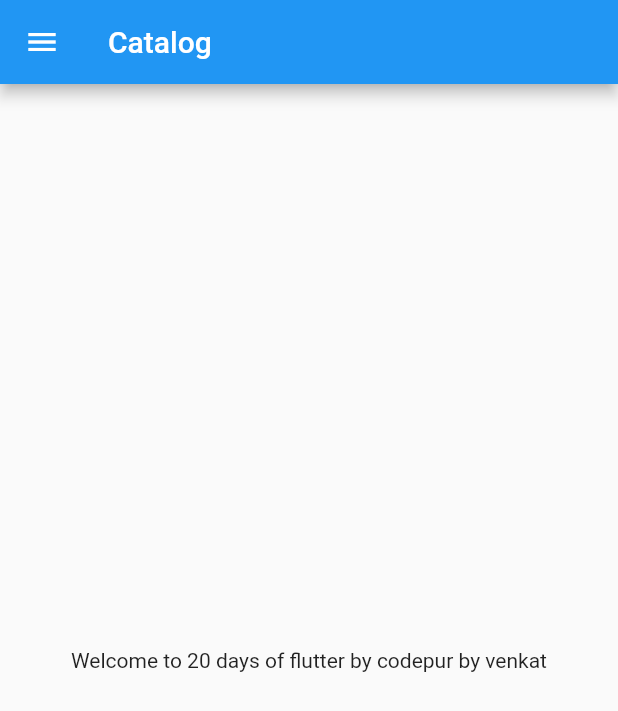
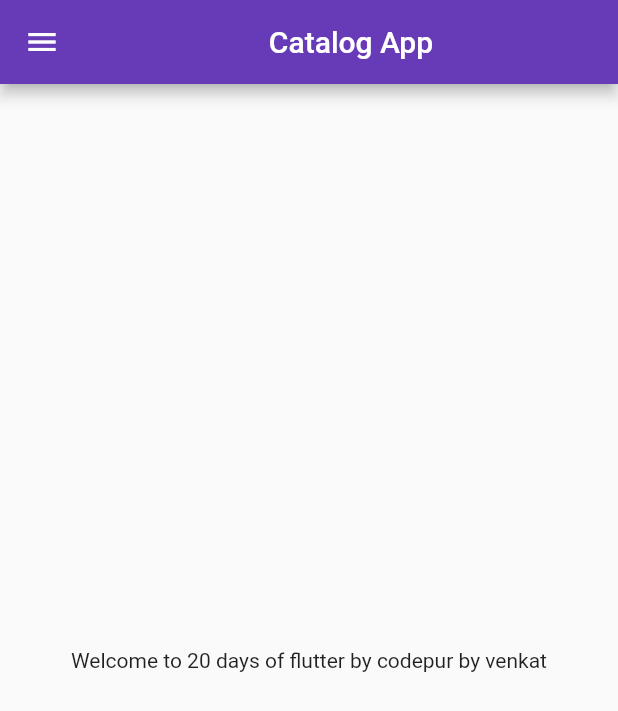
Before and after one commit to VENKATSAI643/Flutter-Basics-with-Codepur, a Flutter app: the screen it shows after launch, on a phone screen of 412 x 824 dp. Shown: the top 711 px of the screen. Run offline on Flutter 3.47's test engine with Material 2 defaults, Android fonts, the phone set to English and light mode, and no system bars.

Commit message:
Day3 completed

```diff
--- a/lib/main.dart
+++ b/lib/main.dart
@@ -1,5 +1,6 @@
 import 'package:flutter/material.dart';
-import 'package:flutter_application_1/home_page.dart';
+import 'package:flutter_application_1/pages/home_page.dart';
+import 'package:flutter_application_1/pages/login_page.dart';
 
 void main() {
   runApp(Myapp());
@@ -9,7 +10,17 @@ class Myapp extends StatelessWidget {
   @override
   Widget build(BuildContext context) {
     return MaterialApp(
-      home: HomePage(),
+      theme: ThemeData(primarySwatch: Colors.deepPurple),
+      themeMode: ThemeMode.light,
+      darkTheme: ThemeData(
+        brightness: Brightness.dark,
+      ),
+      initialRoute: "/home",
+      routes: {
+        "/": (context) => loginpage(),
+        "/home": (context) => HomePage(),
+        "/login": (context) => loginpage()
+      },
     );
   }
 }
--- a/lib/home_page.dart
+++ b/lib/pages/home_page.dart
@@ -7,8 +7,9 @@ class HomePage extends StatelessWidget {
   Widget build(BuildContext context) {
     return Scaffold(
       appBar: AppBar(
-        title: Text("Catalog"),
-      ),
+          title: Center(
+        child: Text("Catalog App"),
+      )),
       body: Center(
         child: Container(
           child: Text("Welcome to $days days of flutter by $name by venkat"),
```
Also changed, not shown: lib/pages/login_page.dart (added, +20 -0 lines).
